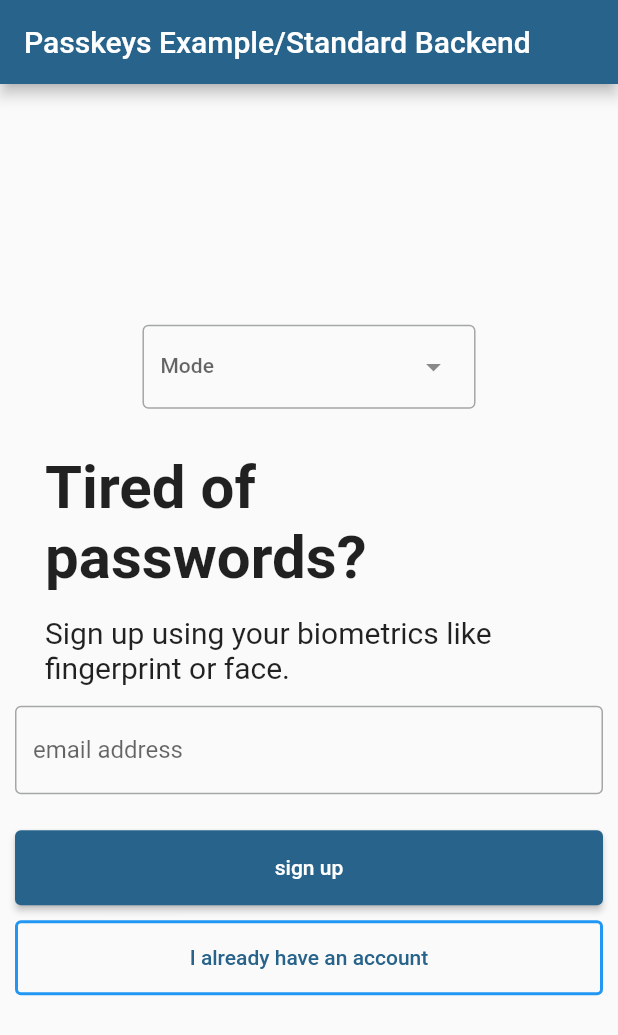
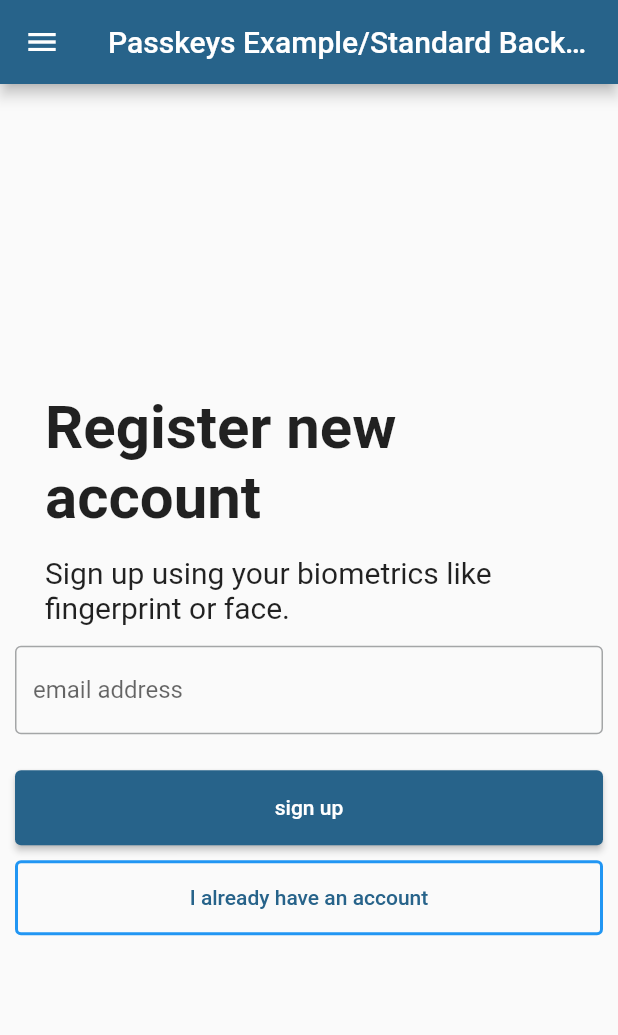
Before and after one commit to lauravuo/flutter-webauthn-example, a Flutter app: the SignInPage screen opened by its route, after a tap on "I want to create a new account", on a phone screen of 412 x 824 dp. Shown: the top 1035 px of the screen. Run offline on Flutter 3.47's test engine with Material 3 defaults, Android fonts, the phone set to English and light mode, and no system bars; our stand-ins replace flutter_hooks, flutter_riverpod, go_router, hooks_riverpod, webview_flutter; missing offline and left inert: corbado_auth, corbado_frontend_api_client, passkeys.

Commit message:
Add drawer for view navigation.

```diff
--- a/lib/custom_auth.dart
+++ b/lib/custom_auth.dart
@@ -127,7 +127,6 @@ class CustomAuth {
       json['publicKey'] = json;
 
       final res1 = StartLoginResponse.fromJson(json);
-
       final platformReq = res1.toPlatformType(conditional: conditional);
       final platformResponse =
           await passkeyAuthenticator.authenticate(platformReq);
--- a/lib/pages/base_page.dart
+++ b/lib/pages/base_page.dart
@@ -3,8 +3,8 @@ import 'package:go_router/go_router.dart';
 import 'package:example/router.dart';
 
 enum RouteLabel {
-  native('Native WebAuthn', Routes.signUp),
-  web('Embedded Webview', Routes.webview);
+  native('Native library', Routes.signUp),
+  web('Embedded webview', Routes.webview);
 
   const RouteLabel(this.label, this.route);
   final String label;
@@ -12,45 +12,44 @@ enum RouteLabel {
 }
 
 class BasePage extends StatelessWidget {
-  const BasePage({required this.child, super.key});
+  const BasePage({required this.child, this.useScroll = true, super.key});
 
   final Widget child;
+  final bool useScroll;
 
   @override
   Widget build(BuildContext context) {
+    final currentRoute =
+        GoRouter.of(context).routeInformationProvider.value.uri.toString();
     return Scaffold(
       appBar: AppBar(title: const Text('Passkeys Example/Standard Backend')),
+      drawer: Drawer(
+        child: ListView(
+          padding: EdgeInsets.zero,
+          children: [
+            const DrawerHeader(child: Text("")),
+            ...RouteLabel.values.map((route) => ListTile(
+                title: Text(route.label),
+                selected:
+                    route.route == currentRoute || route == RouteLabel.native,
+                onTap: () {
+                  context.go(route.route);
+                })),
+          ],
+        ),
+      ),
       body: Center(
-        child: Container(
-          constraints: const BoxConstraints(maxWidth: 500),
-          child: SingleChildScrollView(
-              child: Column(
-            mainAxisAlignment: MainAxisAlignment.spaceAround,
-            children: [
-              DropdownMenu<RouteLabel>(
-                requestFocusOnTap: true,
-                label: const Text('Mode'),
-                onSelected: (RouteLabel? route) {
-                  if (route != null) {
-                    context.go(route.route);
-                  }
-                },
-                dropdownMenuEntries: RouteLabel.values
-                    .map<DropdownMenuEntry<RouteLabel>>((RouteLabel route) {
-                  return DropdownMenuEntry<RouteLabel>(
-                    value: route,
-                    label: route.label,
-                  );
-                }).toList(),
-              ),
-              const SizedBox(height: 24),
-              Padding(
-                padding: const EdgeInsets.symmetric(horizontal: 10),
-                child: child,
+        child: useScroll
+            ? Container(
+                constraints: const BoxConstraints(maxWidth: 500),
+                child: SingleChildScrollView(
+                  child: Padding(
+                    padding: const EdgeInsets.symmetric(horizontal: 10),
+                    child: child,
+                  ),
+                ),
               )
-            ],
-          )),
-        ),
+            : child,
       ),
     );
   }
--- a/lib/pages/sign_in_page.dart
+++ b/lib/pages/sign_in_page.dart
@@ -56,7 +56,7 @@ class _SignInPageState extends ConsumerState<SignInPage> {
           const Padding(
             padding: EdgeInsets.symmetric(horizontal: 20, vertical: 5),
             child: Text(
-              'Try passkeys',
+              'Login',
               style: TextStyle(
                 fontSize: 40,
                 fontWeight: FontWeight.bold,
@@ -132,7 +132,10 @@ class _SignInPageState extends ConsumerState<SignInPage> {
                 side:
                     BorderSide(width: 2, color: Theme.of(context).primaryColor),
               ),
-              onPressed: () => context.go(Routes.signUp),
+              onPressed: () {
+                ref.read(tokenProvider.notifier).set("");
+                context.go(Routes.signUp);
+              },
               child: const Text('I want to create a new account'),
             ),
           ),
--- a/lib/pages/sign_up_page.dart
+++ b/lib/pages/sign_up_page.dart
@@ -22,7 +22,7 @@ class SignUpPage extends HookConsumerWidget {
           const Padding(
             padding: EdgeInsets.symmetric(horizontal: 20, vertical: 5),
             child: Text(
-              'Tired of passwords?',
+              'Register new account',
               style: TextStyle(
                 fontSize: 40,
                 fontWeight: FontWeight.bold,
--- a/lib/providers.dart
+++ b/lib/providers.dart
@@ -5,3 +5,14 @@ import 'package:example/custom_auth.dart';
 final relyingPartyServerProvider = Provider<CustomAuth>(
   (ref) => throw UnimplementedError('no instance of CustomAuth'),
 );
+
+class Token extends StateNotifier<String> {
+  Token() : super("");
+  set(String newToken) {
+    state = newToken;
+  }
+}
+
+final tokenProvider = StateNotifierProvider(
+  (ref) => Token(),
+);
--- a/lib/router.dart
+++ b/lib/router.dart
@@ -16,19 +16,23 @@ final GoRouter router = GoRouter(
   routes: [
     GoRoute(
       path: Routes.signUp,
-      builder: (context, state) => SignUpPage(),
+      builder: (context, state) => const SignUpPage(),
     ),
     GoRoute(
       path: Routes.signIn,
-      builder: (context, state) => SignInPage(),
+      builder: (context, state) => const SignInPage(),
     ),
     GoRoute(
       path: Routes.profile,
-      builder: (context, state) => ProfilePage(),
+      builder: (context, state) => ProfilePage(
+        origin: state.uri.queryParameters["origin"] ?? "signin",
+      ),
     ),
     GoRoute(
       path: Routes.webview,
-      builder: (context, state) => WebviewPage(),
+      builder: (context, state) => WebviewPage(
+        logout: state.uri.queryParameters["logout"] == "true",
+      ),
     ),
   ],
 );
```
Also changed, not shown: lib/pages/profile_page.dart (+7 -2 lines), lib/pages/webview_page.dart (+20 -16 lines).
